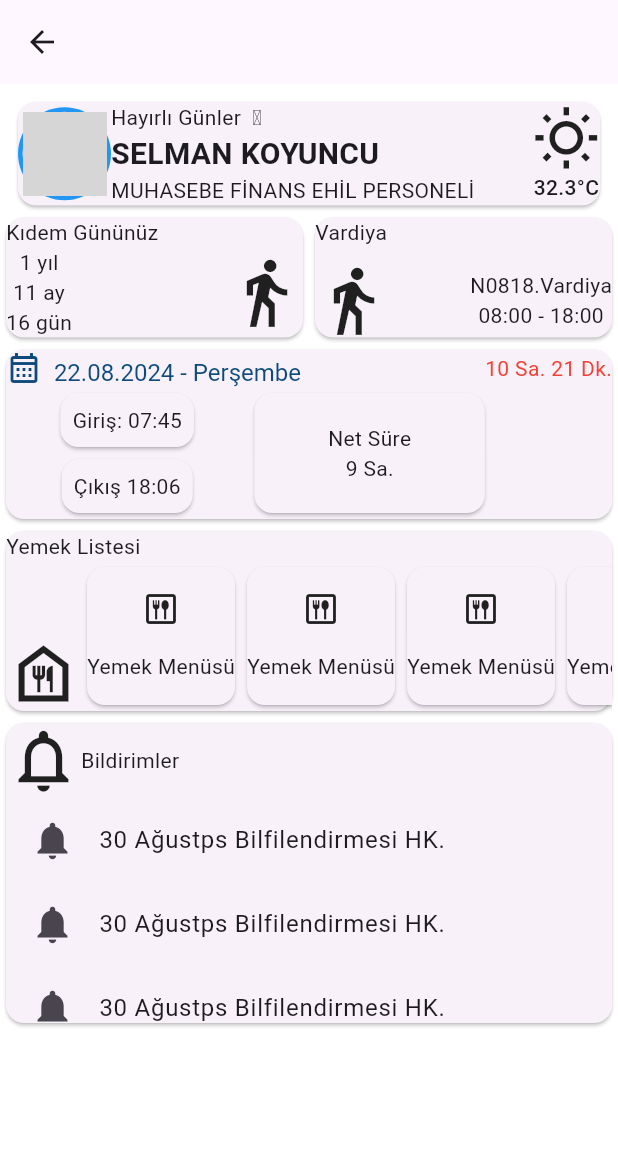
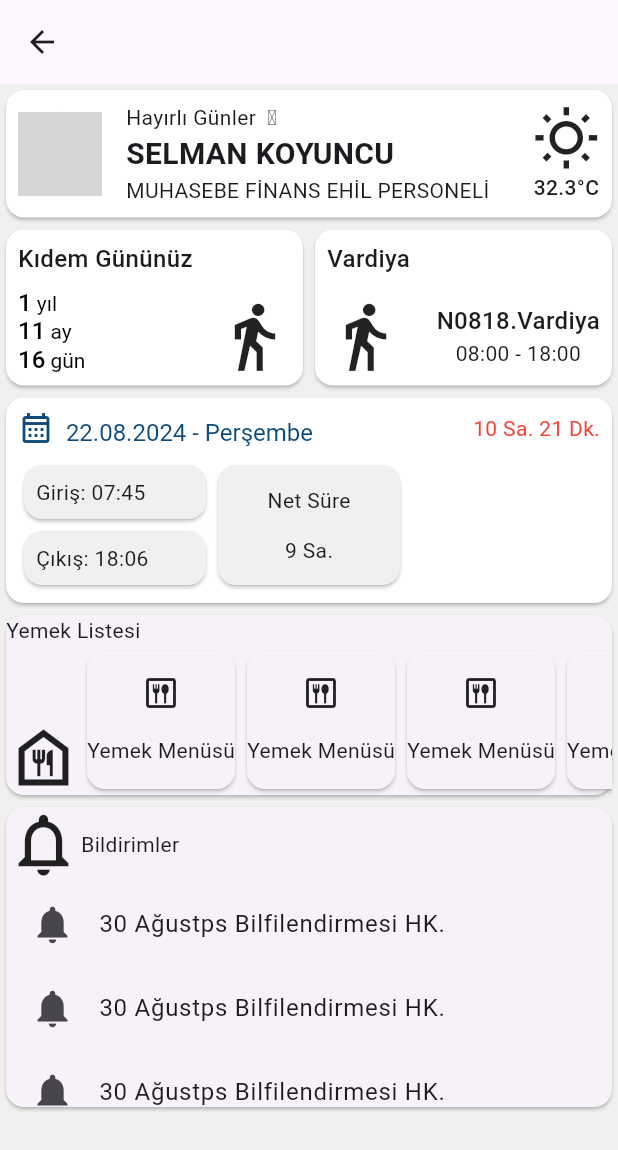
Before and after one commit to PenguBey/opak_mobile, a Flutter app: the screen it shows after launch, after a tap on "AnaMenü", on a phone screen of 412 x 824 dp. Shown: the top 1150 px of the screen. Run offline on Flutter 3.47's test engine with Material 3 defaults, Android fonts, the phone set to English and light mode, and no system bars; our stand-ins replace fl_chart; network calls fail; grey boxes are pictures that could not be loaded.

Commit message:
viewlara ayırma

```diff
--- a/lib/constants/color_con.dart
+++ b/lib/constants/color_con.dart
@@ -1,6 +1,7 @@
 import 'package:flutter/material.dart';
 
 class ColorCon {
-  static const cicleAvatar =  Color.fromRGBO(33, 150, 243, 1);
-  static const takvim =  Color.fromRGBO(14, 75, 124, 1);
+  static const backGround = Color(0xFFF0F0F0);
+  static const foreGround = Color(0xFFFFFFFF);
+  static const takvim = Color.fromRGBO(14, 75, 124, 1);
 }
--- a/lib/constants/edge_con.dart
+++ b/lib/constants/edge_con.dart
@@ -1,3 +1,6 @@
 import 'package:flutter/material.dart';
 
-class EdgeCon {}
+class EdgeCon {
+  static const EdgeInsets card = EdgeInsets.all(8.0);
+  static const EdgeInsets miniBaslik = EdgeInsets.only(bottom: 8.0);
+}
--- /dev/null
+++ b/lib/constants/text_style_con.dart
@@ -0,0 +1,6 @@
+import 'package:flutter/material.dart';
+
+class TextStyleCon {
+  static const TextStyle miniTitle =
+      TextStyle(fontSize: 16, fontWeight: FontWeight.w500);
+}
--- a/lib/main.dart
+++ b/lib/main.dart
@@ -1,4 +1,5 @@
 import 'package:flutter/material.dart';
+import 'package:opak_mobile/constants/color_con.dart';
 import 'package:opak_mobile/views/navigation_view.dart';
 
 void main() {
@@ -14,9 +15,9 @@ class MyApp extends StatelessWidget {
       debugShowCheckedModeBanner: false,
       title: 'Flutter Demo',
       theme: ThemeData(
-          colorScheme: ColorScheme.fromSeed(seedColor: Colors.deepPurple),
-          useMaterial3: true,
-          scaffoldBackgroundColor: const Color.fromARGB(200, 255, 255, 255)),
+        scaffoldBackgroundColor: ColorCon.backGround,
+        useMaterial3: true,
+      ),
       home: const NavigationView(),
     );
   }
--- a/lib/views/main_menu_view.dart
+++ b/lib/views/main_menu_view.dart
@@ -1,7 +1,10 @@
 import 'package:flutter/material.dart';
-import 'package:opak_mobile/constants/color_con.dart';
 
+import '../constants/color_con.dart';
+import '../widgets/kidem_gunu_widget.dart';
+import '../widgets/sure_widget.dart';
 import '../widgets/user_tile_widget.dart';
+import '../widgets/vardiya_widget.dart';
 
 class MainMenuView extends StatelessWidget {
   const MainMenuView({super.key});
@@ -17,133 +20,15 @@ class MainMenuView extends StatelessWidget {
             child: Row(
               children: [
                 Expanded(
-                  child: Card(
-                    child: Column(
-                      mainAxisAlignment: MainAxisAlignment.spaceBetween,
-                      crossAxisAlignment: CrossAxisAlignment.start,
-                      children: [
-                        Text("Kıdem Gününüz"),
-                        Row(
-                          mainAxisAlignment: MainAxisAlignment.spaceBetween,
-                          children: [
-                            Column(
-                              children: [
-                                Text("1 yıl"),
-                                Text("11 ay"),
-                                Text("16 gün")
-                              ],
-                            ),
-                            Icon(
-                              Icons.directions_walk_sharp,
-                              size: 50,
-                            )
-                          ],
-                        )
-                      ],
-                    ),
-                  ),
+                  child: KidemGunuWidget(),
                 ),
                 Expanded(
-                  child: Card(
-                    child: Column(
-                      mainAxisAlignment: MainAxisAlignment.spaceBetween,
-                      crossAxisAlignment: CrossAxisAlignment.start,
-                      children: [
-                        Text("Vardiya"),
-                        Row(
-                          mainAxisAlignment: MainAxisAlignment.spaceBetween,
-                          children: [
-                            Icon(
-                              Icons.directions_walk_sharp,
-                              size: 50,
-                            ),
-                            Column(
-                              children: [
-                                Text("N0818.Vardiya"),
-                                Text("08:00 - 18:00"),
-                              ],
-                            )
-                          ],
-                        )
-                      ],
-                    ),
-                  ),
+                  child: VardiyaWidget(),
                 ),
               ],
             ),
           ),
-          Card(
-            child: Column(
-              children: [
-                Row(
-                  mainAxisAlignment: MainAxisAlignment.spaceBetween,
-                  children: [
-                    RichText(
-                      text: const TextSpan(
-                        children: [
-                          WidgetSpan(
-                            child: Icon(
-                              Icons.calendar_month_outlined,
-                              color: ColorCon.takvim,
-                            ),
-                          ),
-                          TextSpan(
-                            text: "  22.08.2024 - Perşembe",
-                            style: TextStyle(
-                              color: ColorCon.takvim,
-                              fontSize: 16,
-                            ),
-                          ),
-                        ],
-                      ),
-                    ),
-                    const Text(
-                      "10 Sa. 21 Dk.",
-                      style: TextStyle(color: Colors.red),
-                    )
-                  ],
-                ),
-                const IntrinsicHeight(
-                  child: Row(
-                    children: [
-                      Expanded(
-                        flex: 2,
-                        child: Column(
-                          children: [
-                            Card(
-                              child: Padding(
-                                padding: EdgeInsets.all(8.0),
-                                child: Text("Giriş: 07:45"),
-                              ),
-                            ),
-                            Card(
-                              child: Padding(
-                                padding: EdgeInsets.all(8.0),
-                                child: Text("Çıkış 18:06"),
-                              ),
-                            ),
-                          ],
-                        ),
-                      ),
-                      Expanded(
-                        flex: 2,
-                        child: Card(
-                          child: Column(
-                            mainAxisAlignment: MainAxisAlignment.center,
-                            children: [
-                              Text("Net Süre"),
-                              Text("9 Sa."),
-                            ],
-                          ),
-                        ),
-                      ),
-                      Expanded(child: SizedBox())
-                    ],
-                  ),
-                ),
-              ],
-            ),
-          ),
+          const SureWidget(),
           Card(
             child: Column(
               crossAxisAlignment: CrossAxisAlignment.start,
--- /dev/null
+++ b/lib/widgets/kidem_gunu_widget.dart
@@ -0,0 +1,72 @@
+import 'package:flutter/material.dart';
+import 'package:opak_mobile/constants/color_con.dart';
+import 'package:opak_mobile/constants/edge_con.dart';
+import 'package:opak_mobile/constants/text_style_con.dart';
+
+class KidemGunuWidget extends StatelessWidget {
+  const KidemGunuWidget({
+    super.key,
+  });
+
+  @override
+  Widget build(BuildContext context) {
+    return Card(
+      color: ColorCon.foreGround,
+      child: Padding(
+        padding: EdgeCon.card,
+        child: Column(
+          mainAxisAlignment: MainAxisAlignment.spaceBetween,
+          crossAxisAlignment: CrossAxisAlignment.start,
+          children: [
+            const Padding(
+              padding: EdgeCon.miniBaslik,
+              child: Text(
+                "Kıdem Gününüz",
+                style: TextStyleCon.miniTitle,
+              ),
+            ),
+            Row(
+              mainAxisAlignment: MainAxisAlignment.spaceBetween,
+              crossAxisAlignment: CrossAxisAlignment.end,
+              children: [
+                Column(
+                  crossAxisAlignment: CrossAxisAlignment.start,
+                  children: [
+                    RichText(
+                      text: const TextSpan(
+                          style: TextStyle(color: Colors.black),
+                          children: [
+                            TextSpan(text: "1", style: TextStyleCon.miniTitle),
+                            TextSpan(text: " yıl")
+                          ]),
+                    ),
+                    RichText(
+                      text: const TextSpan(
+                          style: TextStyle(color: Colors.black),
+                          children: [
+                            TextSpan(text: "11", style: TextStyleCon.miniTitle),
+                            TextSpan(text: " ay")
+                          ]),
+                    ),
+                    RichText(
+                      text: const TextSpan(
+                          style: TextStyle(color: Colors.black),
+                          children: [
+                            TextSpan(text: "16", style: TextStyleCon.miniTitle),
+                            TextSpan(text: " gün")
+                          ]),
+                    ),
+                  ],
+                ),
+                const Icon(
+                  Icons.directions_walk_sharp,
+                  size: 50,
+                )
+              ],
+            )
+          ],
+        ),
+      ),
+    );
+  }
+}
--- /dev/null
+++ b/lib/widgets/sure_widget.dart
@@ -0,0 +1,100 @@
+import 'package:flutter/material.dart';
+import 'package:opak_mobile/constants/edge_con.dart';
+
+import '../constants/color_con.dart';
+
+class SureWidget extends StatelessWidget {
+  const SureWidget({
+    super.key,
+  });
+
+  @override
+  Widget build(BuildContext context) {
+    return Card(
+      color: ColorCon.foreGround,
+      child: Padding(
+        padding: EdgeCon.card,
+        child: Column(
+          children: [
+            Padding(
+              padding: EdgeCon.miniBaslik,
+              child: Row(
+                mainAxisAlignment: MainAxisAlignment.spaceBetween,
+                children: [
+                  RichText(
+                    text: const TextSpan(
+                      children: [
+                        WidgetSpan(
+                          child: Icon(
+                            Icons.calendar_month_outlined,
+                            color: ColorCon.takvim,
+                          ),
+                        ),
+                        TextSpan(
+                          text: "  22.08.2024 - Perşembe",
+                          style: TextStyle(
+                            color: ColorCon.takvim,
+                            fontSize: 16,
+                          ),
+                        ),
+                      ],
+                    ),
+                  ),
+                  const Text(
+                    "10 Sa. 21 Dk.",
+                    style: TextStyle(color: Colors.red),
+                  )
+                ],
+              ),
+            ),
+            const IntrinsicHeight(
+              child: Row(
+                children: [
+                  Expanded(
+                    child: Column(
+                      children: [
+                        SizedBox(
+                          width: 1000,
+                          child: Card(
+                            color: ColorCon.backGround,
+                            child: Padding(
+                              padding: EdgeInsets.all(8.0),
+                              child: Text("Giriş: 07:45"),
+                            ),
+                          ),
+                        ),
+                        SizedBox(
+                          width: 1000,
+                          child: Card(
+                            color: ColorCon.backGround,
+                            child: Padding(
+                              padding: EdgeInsets.all(8.0),
+                              child: Text("Çıkış: 18:06"),
+                            ),
+                          ),
+                        ),
+                      ],
+                    ),
+                  ),
+                  Expanded(
+                    child: Card(
+                      color: ColorCon.backGround,
+                      child: Column(
+                        mainAxisAlignment: MainAxisAlignment.spaceEvenly,
+                        children: [
+                          Text("Net Süre"),
+                          Text("9 Sa."),
+                        ],
+                      ),
+                    ),
+                  ),
+                  Expanded(child: SizedBox())
+                ],
+              ),
+            ),
+          ],
+        ),
+      ),
+    );
+  }
+}
--- a/lib/widgets/user_tile_widget.dart
+++ b/lib/widgets/user_tile_widget.dart
@@ -8,30 +8,24 @@ class UserTileWidget extends StatelessWidget {
   });
   @override
   Widget build(BuildContext context) {
-    return Padding(
-      padding: const EdgeInsets.fromLTRB(8, 8, 8, 0),
-      child: Card(
-        child: Container(
-          //padding: const EdgeInsets.fromLTRB(0, 8, 8, 8),
+    return const Card(
+      color: ColorCon.foreGround,
+      child: Padding(
+        padding: EdgeInsets.all(8.0),
         child: Row(
           crossAxisAlignment: CrossAxisAlignment.center,
-            mainAxisAlignment: MainAxisAlignment.spaceBetween,
           children: [
-              Container(
-                // margin: const EdgeInsets.fromLTRB(8, 0, 16, 0),
-                decoration: BoxDecoration(
-                    borderRadius: BorderRadius.circular(999),
-                    color: ColorCon.cicleAvatar),
-                padding: const EdgeInsets.all(3.0),
-                child: const CircleAvatar(
+            Padding(
+              padding: EdgeInsets.only(right: 16),
+              child: CircleAvatar(
                 radius: 28,
                 foregroundImage: NetworkImage(
-                      "https://avatars.githubusercontent.com/u/124432670?v=4"),
+                  "https://avatars.githubusercontent.com/u/124432670?v=4",
                 ),
               ),
-              const Expanded(
+            ),
+            Expanded(
               child: Column(
-                  mainAxisAlignment: MainAxisAlignment.center,
                 crossAxisAlignment: CrossAxisAlignment.start,
                 children: [
                   Text(
@@ -39,14 +33,13 @@ class UserTileWidget extends StatelessWidget {
                   ),
                   Text(
                     "SELMAN KOYUNCU",
-                      style:
-                          TextStyle(fontWeight: FontWeight.w600, fontSize: 20),
+                    style: TextStyle(fontWeight: FontWeight.w600, fontSize: 20),
                   ),
                   Text("MUHASEBE FİNANS EHİL PERSONELİ")
                 ],
               ),
             ),
-              const Column(
+            Column(
               mainAxisAlignment: MainAxisAlignment.center,
               children: [
                 Icon(
@@ -62,7 +55,6 @@ class UserTileWidget extends StatelessWidget {
           ],
         ),
       ),
-      ),
     );
   }
 }
--- /dev/null
+++ b/lib/widgets/vardiya_widget.dart
@@ -0,0 +1,51 @@
+import 'package:flutter/material.dart';
+import 'package:opak_mobile/constants/color_con.dart';
+import 'package:opak_mobile/constants/edge_con.dart';
+import 'package:opak_mobile/constants/text_style_con.dart';
+
+class VardiyaWidget extends StatelessWidget {
+  const VardiyaWidget({
+    super.key,
+  });
+
+  @override
+  Widget build(BuildContext context) {
+    return const Card(
+      color: ColorCon.foreGround,
+      child: Padding(
+        padding: EdgeCon.card,
+        child: Column(
+          mainAxisAlignment: MainAxisAlignment.spaceBetween,
+          crossAxisAlignment: CrossAxisAlignment.start,
+          children: [
+            Padding(
+              padding: EdgeCon.miniBaslik,
+              child: Text(
+                "Vardiya",
+                style: TextStyleCon.miniTitle,
+              ),
+            ),
+            Row(
+              mainAxisAlignment: MainAxisAlignment.spaceBetween,
+              children: [
+                Icon(
+                  Icons.directions_walk_sharp,
+                  size: 50,
+                ),
+                Column(
+                  children: [
+                    Text(
+                      "N0818.Vardiya",
+                      style: TextStyleCon.miniTitle,
+                    ),
+                    Text("08:00 - 18:00"),
+                  ],
+                )
+              ],
+            )
+          ],
+        ),
+      ),
+    );
+  }
+}
```
Lines whose indentation alone changed are shown as unchanged.
